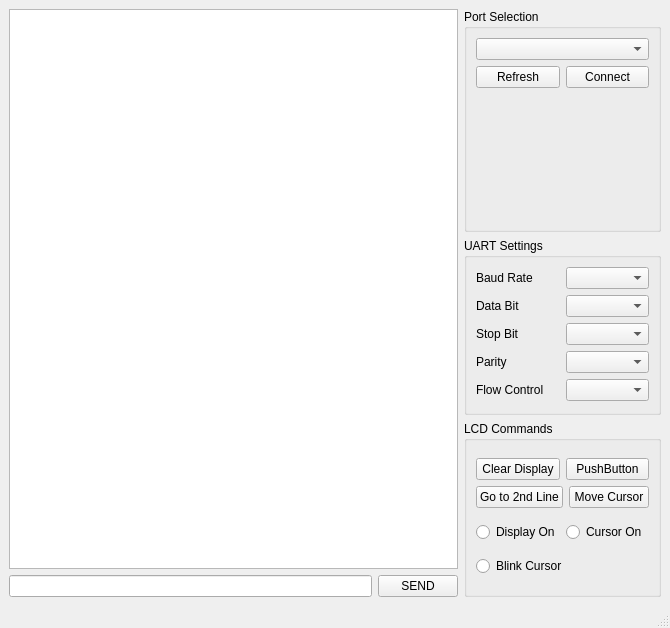
erguvann/serial_port_com, file mainwindow.ui: the form before one commit.
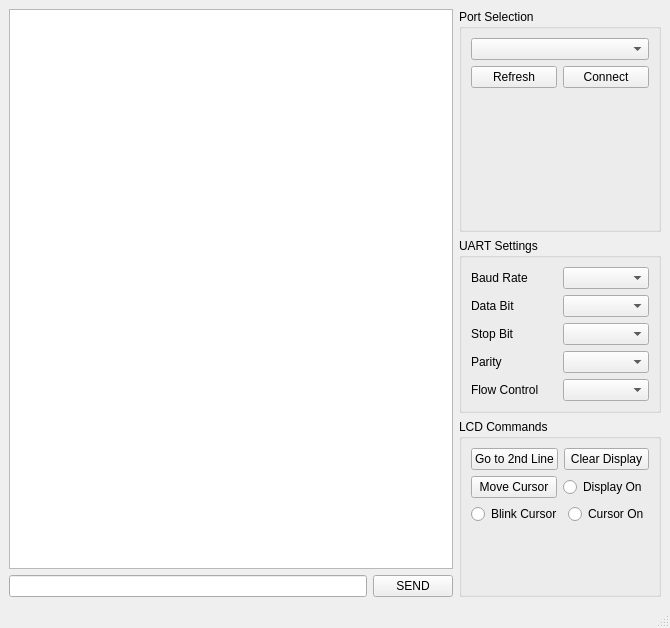
The form after the commit.

Commit message:
updated LCD display control group
- added multiple selection to radio buttons
- reorganized button placement

The edit to the form file:
```diff
--- a/mainwindow.ui
+++ b/mainwindow.ui
@@ -197,6 +197,13 @@
           <layout class="QVBoxLayout" name="verticalLayout_5">
            <item>
             <layout class="QHBoxLayout" name="horizontalLayout_10">
+             <item>
+              <widget class="QPushButton" name="secondLineButton">
+               <property name="text">
+                <string>Go to 2nd Line</string>
+               </property>
+              </widget>
+             </item>
              <item>
               <widget class="QPushButton" name="clearButton">
                <property name="text">
@@ -204,24 +211,10 @@
                </property>
               </widget>
              </item>
-             <item>
-              <widget class="QPushButton" name="pushButton_3">
-               <property name="text">
-                <string>PushButton</string>
-               </property>
-              </widget>
-             </item>
             </layout>
            </item>
            <item>
             <layout class="QHBoxLayout" name="horizontalLayout_9">
-             <item>
-              <widget class="QPushButton" name="secondLineButton">
-               <property name="text">
-                <string>Go to 2nd Line</string>
-               </property>
-              </widget>
-             </item>
              <item>
               <widget class="QPushButton" name="moveCursorButton">
                <property name="text">
@@ -229,12 +222,6 @@
                </property>
               </widget>
              </item>
-            </layout>
-           </item>
-          </layout>
-         </item>
-         <item>
-          <layout class="QHBoxLayout" name="horizontalLayout_11">
            <item>
             <widget class="QRadioButton" name="displayOnOffButton">
              <property name="enabled">
@@ -255,23 +242,51 @@
              <property name="text">
               <string>Display On</string>
              </property>
-            </widget>
-           </item>
-           <item>
-            <widget class="QRadioButton" name="cursorOnButton">
-             <property name="text">
-              <string>Cursor On</string>
+               <property name="autoExclusive">
+                <bool>false</bool>
              </property>
             </widget>
            </item>
           </layout>
          </item>
+          </layout>
+         </item>
+         <item>
+          <layout class="QHBoxLayout" name="horizontalLayout_11">
          <item>
           <widget class="QRadioButton" name="blinkCursorButton">
            <property name="text">
             <string>Blink Cursor</string>
            </property>
-          </widget>
+             <property name="autoExclusive">
+              <bool>false</bool>
+             </property>
+            </widget>
+           </item>
+           <item>
+            <widget class="QRadioButton" name="cursorOnButton">
+             <property name="text">
+              <string>Cursor On</string>
+             </property>
+             <property name="autoExclusive">
+              <bool>false</bool>
+             </property>
+            </widget>
+           </item>
+          </layout>
+         </item>
+         <item>
+          <spacer name="verticalSpacer_2">
+           <property name="orientation">
+            <enum>Qt::Vertical</enum>
+           </property>
+           <property name="sizeHint" stdset="0">
+            <size>
+             <width>20</width>
+             <height>40</height>
+            </size>
+           </property>
+          </spacer>
          </item>
         </layout>
        </widget>
```
Lines whose indentation alone changed are shown as unchanged.
